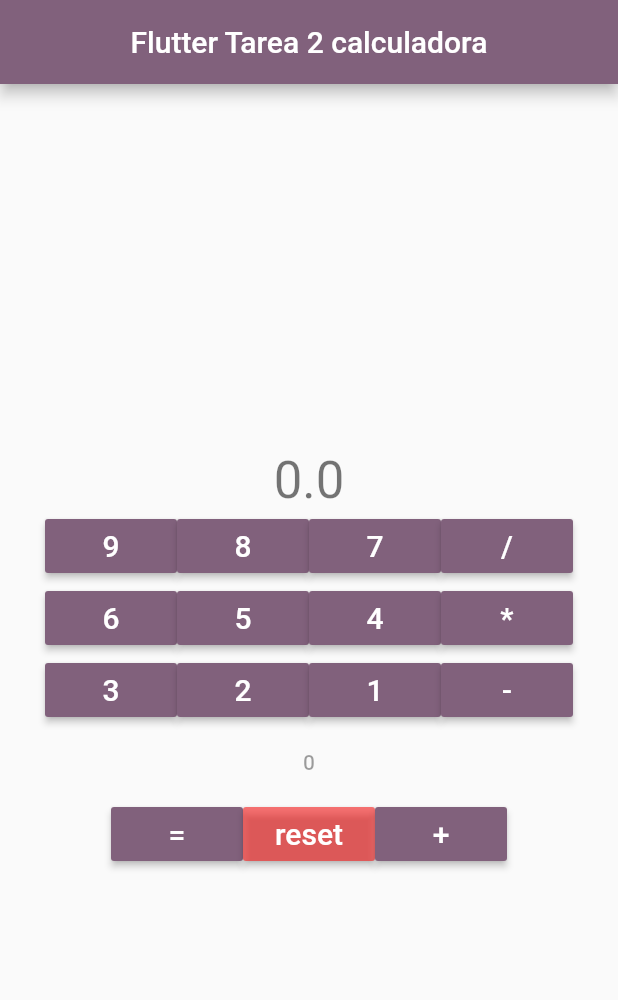
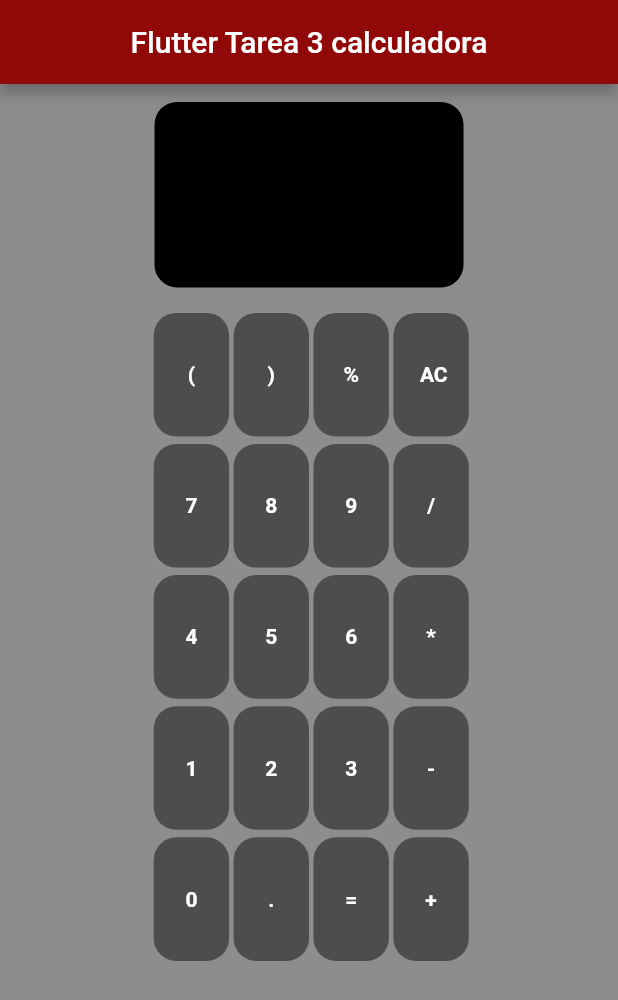
Before and after one commit to VianeySandoval/RFLUTTER, a Flutter app: the screen it shows after launch, on a phone screen of 412 x 824 dp. Shown: the top 1000 px of the screen. Run offline on Flutter 3.47's test engine with Material 2 defaults, Android fonts, the phone set to English and light mode, and no system bars; missing offline and left inert: dart:html.

Commit message:
Calculadora con formato y lib buttom

```diff
--- /dev/null
+++ b/lib/botom_custom.dart
@@ -0,0 +1,35 @@
+import 'package:flutter/material.dart';
+
+class ButtomCustom extends StatelessWidget {
+  const ButtomCustom({
+    super.key,
+    this.backgroundButtom = Colors.black45,
+    required this.labelButtom,
+    required this.onTap,
+    this.styleLabelButtom = const TextStyle(fontWeight: FontWeight.bold,color: Colors.white) ,
+  });
+  final Color backgroundButtom;
+  final String labelButtom;
+  final VoidCallback onTap;
+  final TextStyle styleLabelButtom;
+
+  @override
+  Widget build(BuildContext context) {
+    return GestureDetector(
+      onTap: () {
+        onTap();
+      },
+      child: Padding(
+        padding: const EdgeInsets.only(left:3,top: 5 ),
+        child: Container(
+          width: MediaQuery.of(context).size.width * 0.122, // responsive
+          height: MediaQuery.of(context).size.height * 0.10,
+          alignment: Alignment.center, // responsive
+          decoration: BoxDecoration(
+              borderRadius: BorderRadius.circular(15.0), color: backgroundButtom),
+          child: Text(labelButtom, style: styleLabelButtom),
+        ),
+      ),
+    );
+  }
+}
--- a/lib/main.dart
+++ b/lib/main.dart
@@ -1,4 +1,7 @@
+import 'dart:html';
+
 import 'package:flutter/material.dart';
+import 'package:prueba1/botom_custom.dart';
 
 void main() {
   runApp(const MyApp());
@@ -12,13 +15,12 @@ class MyApp extends StatelessWidget {
   @override
   Widget build(BuildContext context) {
     return MaterialApp(
-      title: 'Flutter Tarea 2',
+      title: 'Flutter Tarea 3',
       theme: ThemeData(
-        appBarTheme: AppBarTheme(color: Color.fromARGB(255, 129, 97, 124)),
-
+        appBarTheme: const AppBarTheme(color: Color.fromARGB(255, 145, 8, 8)),
         useMaterial3: false,
       ),
-      home: const MyHomePage(title: 'Flutter Tarea 2 calculadora'),
+      home: const MyHomePage(title: 'Flutter Tarea 3 calculadora'),
       debugShowCheckedModeBanner: true,
     );
   }
@@ -160,171 +162,78 @@ class _MyHomePageState extends State<MyHomePage> {
         title: Text(widget.title),
         centerTitle: true,
       ),
-      body: Center(
+      body: Container(
+        width: double.infinity,
+        height: double.infinity,
+        decoration: const BoxDecoration(color: Color.fromARGB(111, 0, 0, 0)),
+        //color: Colors.black,
         child: Column(
-          mainAxisAlignment: MainAxisAlignment.center,
-          children: <Widget>[
-            Text(
-              '$resultado',
-              style: Theme.of(context).textTheme.headlineMedium,
+          mainAxisAlignment: MainAxisAlignment.start,
+          crossAxisAlignment: CrossAxisAlignment.center,
+          children: [
+            Padding(
+              padding: const EdgeInsets.all(12.0),
+              child: PanelCustom(),
             ),
-            Row(
+            SizedBox(
+              width: double.infinity,
+              child: Row(
                 mainAxisAlignment: MainAxisAlignment.center,
                 children: [
-                MaterialButton(
-                  onPressed: () => _setCounter(d: 9),
-                  color: Theme.of(context).appBarTheme.backgroundColor,
-                  child: Text(
-                    '9',
-                    style: textStyle,
+                  ButtomCustom(labelButtom: '(', onTap: () {  },),
+                  ButtomCustom(labelButtom: ')', onTap: () {  },),
+                  ButtomCustom(labelButtom: '%', onTap: () {  },),
+                  ButtomCustom(labelButtom: ' AC', onTap: () {  },),
+                ],
               ),
             ),
-                MaterialButton(
-                  onPressed: () => _setCounter(d: 8),
-                   color: Theme.of(context).appBarTheme.backgroundColor,
-                  child:  Text(
-                    '8',
-                    style: textStyle,
+            SizedBox(
+              width: double.infinity,
+              child: Row(
+                mainAxisAlignment: MainAxisAlignment.center,
+                children: [
+                  ButtomCustom(labelButtom: '7', onTap: () {  },),
+                  ButtomCustom(labelButtom: '8', onTap: () {  },),
+                  ButtomCustom(labelButtom: '9', onTap: () {  },),
+                  ButtomCustom(labelButtom: '/', onTap: () {  },),
+                ],
               ),
             ),
-                MaterialButton(
-                  onPressed: () => _setCounter(d: 7),
-                  color: Theme.of(context).appBarTheme.backgroundColor,
-                  child:  Text(
-                    '7',
-                    style: textStyle,
+            SizedBox(
+              width: double.infinity,
+              child: Row(
+                mainAxisAlignment: MainAxisAlignment.center,
+                children: [
+                  ButtomCustom(labelButtom: '4', onTap: () {  },),
+                  ButtomCustom(labelButtom: '5', onTap: () {  },),
+                  ButtomCustom(labelButtom: '6', onTap: () {  },),
+                  ButtomCustom(labelButtom: '*', onTap: () {  },),
+                ],
               ),
             ),
-                MaterialButton(
-                  onPressed: () => _setOperaciones(operacion: "/"),
-                  color: Theme.of(context).appBarTheme.backgroundColor,
-                  child: Text(
-                    '/',
-                    style: textStyle,
+             SizedBox(
+              width: double.infinity,
+              child: Row(
+                mainAxisAlignment: MainAxisAlignment.center,
+                children: [
+                  ButtomCustom(labelButtom: '1', onTap: () {  },),
+                  ButtomCustom(labelButtom: '2', onTap: () {  },),
+                  ButtomCustom(labelButtom: '3', onTap: () {  },),
+                  ButtomCustom(labelButtom: '-', onTap: () {  },),
+                ],
               ),
             ),
+             SizedBox(
+              width: double.infinity,
+              child: Row(
+                mainAxisAlignment: MainAxisAlignment.center,
+                children: [
+                  ButtomCustom(labelButtom: '0', onTap: () {  },),
+                  ButtomCustom(labelButtom: '.', onTap: () {  },),
+                  ButtomCustom(labelButtom: '=', onTap: () {  },),
+                  ButtomCustom(labelButtom: '+', onTap: () {  },),
                 ],
               ),
-            Row(
-              mainAxisAlignment: MainAxisAlignment.center,
-              children: [
-                MaterialButton(
-                  onPressed: () => _setCounter(d: 6),
-                   color: Theme.of(context).appBarTheme.backgroundColor,
-                  child: Text(
-                    '6',
-                    style: textStyle,
-                  ),
-                ),
-                MaterialButton(
-                  onPressed: () => _setCounter(d: 5),
-                  color: Theme.of(context).appBarTheme.backgroundColor,
-                  child: Text(
-                    '5',
-                    style: textStyle,
-                  ),
-                ),
-                MaterialButton(
-                  onPressed: () => _setCounter(d: 4),
-                  color: Theme.of(context).appBarTheme.backgroundColor,
-                  child:  Text(
-                    '4',
-                    style: textStyle,
-                  ),
-                ),
-                MaterialButton(
-                  onPressed: () => _setOperaciones(operacion: "*"),
-                  color: Theme.of(context).appBarTheme.backgroundColor,
-                  child: Text(
-                    '*',
-                    style: textStyle,
-                  ),
-                ),
-              ],
-            ),
-            Row(
-              mainAxisAlignment: MainAxisAlignment.center,
-              children: [
-                MaterialButton(
-                  onPressed: () => _setCounter(d: 3),
-                  color: Theme.of(context).appBarTheme.backgroundColor,
-                  child:  Text(
-                    '3',
-                    style: textStyle,
-                  ),
-                ),
-                MaterialButton(
-                  onPressed: () => _setCounter(d: 2),
-                  color: Theme.of(context).appBarTheme.backgroundColor,
-                  child:  Text(
-                    '2',
-                    style: textStyle,
-                  ),
-                ),
-                MaterialButton(
-                  onPressed: () => _setCounter(d: 1),
-                  color: Theme.of(context).appBarTheme.backgroundColor,
-                  child:  Text(
-                    '1',
-                    style: textStyle,
-                  ),
-                ),
-                MaterialButton(
-                  onPressed: () => _setOperaciones(operacion: "-"),
-                  color: Theme.of(context).appBarTheme.backgroundColor,
-                  child:  Text(
-                    '-',
-                    style: textStyle,
-                  ),
-                ),
-              ],
-            ),
-            const Row(
-              mainAxisAlignment: MainAxisAlignment.center,
-              children: [
-                MaterialButton(
-                  onPressed: null,
-                  child: Text('0'),
-                ),
-              ],
-            ),
-            Row(
-              mainAxisAlignment: MainAxisAlignment.center,
-              children: [
-                MaterialButton(
-                  onPressed: _getResult,
-                  color: Theme.of(context).appBarTheme.backgroundColor,
-                  child: const Text(
-                    '=',
-                    style: TextStyle(
-                      color: Colors.white,
-                      fontSize: 20,
-                    ),
-                  ),
-                ),
-                MaterialButton(
-                  onPressed: _resetCounter,
-                  color: const Color.fromARGB(150, 248, 23, 23),
-                  child: const Text(
-                    'reset',
-                    style: TextStyle(
-                      color: Colors.white,
-                      fontSize: 20,
-                    ),
-                  ),
-                ),
-                MaterialButton(
-                  onPressed: () => _setOperaciones(operacion: "+"),
-                  color: Theme.of(context).appBarTheme.backgroundColor,
-                  child: const Text(
-                    '+',
-                    style: TextStyle(
-                      color: Colors.white,
-                      fontSize: 20,
-                    ),
-                  ),
-                ),
-              ],
             ),
           ],
         ),
@@ -332,3 +241,24 @@ class _MyHomePageState extends State<MyHomePage> {
     );
   }
 }
+
+
+
+class PanelCustom extends StatelessWidget {
+  const PanelCustom({
+    super.key,
+    this.colorCustom = Colors.black,
+  });
+
+  final Color colorCustom;
+
+  @override
+  Widget build(BuildContext context) {
+    return Container(
+      width: MediaQuery.of(context).size.width * 0.50, // responsive
+      height: MediaQuery.of(context).size.height * 0.15, // responsive
+      decoration: BoxDecoration(
+          borderRadius: BorderRadius.circular(15.0), color: colorCustom),
+    );
+  }
+}
```
Lines whose indentation alone changed are shown as unchanged.
